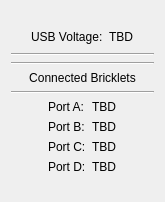
Before: the Qt Designer form src/brickv/plugin_system/plugins/hat_zero/ui/hat_zero.ui in Tinkerforge/brickv, drawn with Qt 5.
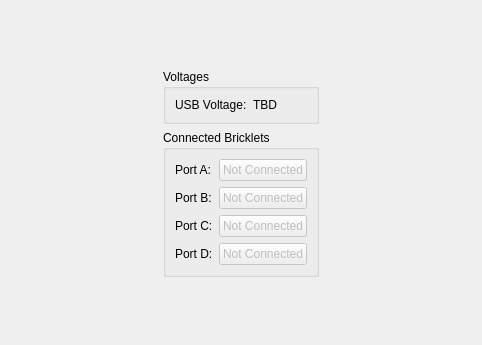
After: the same form once the commit is applied.

Commit message: hat(-zero): Use group boxes and buttons for connected Bricklets

Patch:
```diff
--- a/src/brickv/plugin_system/plugins/hat_zero/ui/hat_zero.ui
+++ b/src/brickv/plugin_system/plugins/hat_zero/ui/hat_zero.ui
@@ -6,14 +6,14 @@
    <rect>
     <x>0</x>
     <y>0</y>
-    <width>165</width>
-    <height>202</height>
+    <width>482</width>
+    <height>345</height>
    </rect>
   </property>
   <property name="windowTitle">
    <string>Form</string>
   </property>
-  <layout class="QHBoxLayout" name="horizontalLayout_3">
+  <layout class="QHBoxLayout" name="horizontalLayout">
    <item>
     <spacer name="horizontalSpacer">
      <property name="orientation">
@@ -43,173 +43,112 @@
       </spacer>
      </item>
      <item>
-      <layout class="QHBoxLayout" name="horizontalLayout_4">
-       <item>
-        <spacer name="horizontalSpacer_4">
-         <property name="orientation">
-          <enum>Qt::Horizontal</enum>
-         </property>
-         <property name="sizeHint" stdset="0">
-          <size>
-           <width>40</width>
-           <height>20</height>
-          </size>
-         </property>
-        </spacer>
-       </item>
+      <widget class="QGroupBox" name="groupBox">
+       <property name="title">
+        <string>Voltages</string>
+       </property>
+       <layout class="QVBoxLayout" name="verticalLayout">
        <item>
+         <layout class="QGridLayout" name="gridLayout">
+          <item row="0" column="0">
         <widget class="QLabel" name="label">
          <property name="text">
           <string>USB Voltage:</string>
          </property>
         </widget>
        </item>
-       <item>
+          <item row="0" column="1">
         <widget class="QLabel" name="label_usb_voltage">
          <property name="text">
           <string>TBD</string>
          </property>
         </widget>
        </item>
-       <item>
-        <spacer name="horizontalSpacer_3">
-         <property name="orientation">
-          <enum>Qt::Horizontal</enum>
-         </property>
-         <property name="sizeHint" stdset="0">
-          <size>
-           <width>40</width>
-           <height>20</height>
-          </size>
-         </property>
-        </spacer>
-       </item>
-      </layout>
-     </item>
-     <item>
-      <widget class="Line" name="line">
-       <property name="orientation">
-        <enum>Qt::Horizontal</enum>
-       </property>
+         </layout>
+        </item>
+       </layout>
       </widget>
      </item>
      <item>
-      <widget class="Line" name="line_4">
-       <property name="orientation">
-        <enum>Qt::Horizontal</enum>
-       </property>
-      </widget>
-     </item>
-     <item>
-      <layout class="QHBoxLayout" name="horizontalLayout_2">
-       <item>
-        <widget class="QLabel" name="label_22">
-         <property name="text">
+      <widget class="QGroupBox" name="groupBox_2">
+       <property name="title">
           <string>Connected Bricklets</string>
          </property>
-         <property name="alignment">
-          <set>Qt::AlignCenter</set>
-         </property>
-        </widget>
-       </item>
-      </layout>
-     </item>
-     <item>
-      <widget class="Line" name="line_2">
-       <property name="orientation">
-        <enum>Qt::Horizontal</enum>
-       </property>
-      </widget>
-     </item>
-     <item>
-      <layout class="QHBoxLayout" name="horizontalLayout">
-       <item>
-        <spacer name="horizontalSpacer_5">
-         <property name="orientation">
-          <enum>Qt::Horizontal</enum>
-         </property>
-         <property name="sizeHint" stdset="0">
-          <size>
-           <width>40</width>
-           <height>20</height>
-          </size>
-         </property>
-        </spacer>
-       </item>
+       <layout class="QVBoxLayout" name="verticalLayout_3">
        <item>
         <layout class="QGridLayout" name="gridLayout_4">
-         <item row="2" column="0">
+          <item row="0" column="0">
           <widget class="QLabel" name="label_8">
            <property name="text">
             <string>Port A:</string>
            </property>
           </widget>
          </item>
-         <item row="3" column="0">
+          <item row="1" column="0">
           <widget class="QLabel" name="label_9">
            <property name="text">
             <string>Port B:</string>
            </property>
           </widget>
          </item>
-         <item row="4" column="0">
+          <item row="2" column="0">
           <widget class="QLabel" name="label_14">
            <property name="text">
             <string>Port C:</string>
            </property>
           </widget>
          </item>
-         <item row="5" column="0">
+          <item row="3" column="0">
           <widget class="QLabel" name="label_16">
            <property name="text">
             <string>Port D:</string>
            </property>
           </widget>
          </item>
+          <item row="0" column="1">
+           <widget class="QPushButton" name="port_a">
+            <property name="enabled">
+             <bool>false</bool>
+            </property>
+            <property name="text">
+             <string>Not Connected</string>
+            </property>
+           </widget>
+          </item>
+          <item row="1" column="1">
+           <widget class="QPushButton" name="port_b">
+            <property name="enabled">
+             <bool>false</bool>
+            </property>
+            <property name="text">
+             <string>Not Connected</string>
+            </property>
+           </widget>
+          </item>
          <item row="2" column="1">
-          <widget class="QLabel" name="port_a">
+           <widget class="QPushButton" name="port_c">
+            <property name="enabled">
+             <bool>false</bool>
+            </property>
            <property name="text">
-            <string>TBD</string>
+             <string>Not Connected</string>
            </property>
           </widget>
          </item>
          <item row="3" column="1">
-          <widget class="QLabel" name="port_b">
-           <property name="text">
-            <string>TBD</string>
-           </property>
-          </widget>
-         </item>
-         <item row="4" column="1">
-          <widget class="QLabel" name="port_c">
+           <widget class="QPushButton" name="port_d">
+            <property name="enabled">
+             <bool>false</bool>
+            </property>
            <property name="text">
-            <string>TBD</string>
+             <string>Not Connected</string>
            </property>
           </widget>
          </item>
-         <item row="5" column="1">
-          <widget class="QLabel" name="port_d">
-           <property name="text">
-            <string>TBD</string>
-           </property>
-          </widget>
-         </item>
-        </layout>
-       </item>
-       <item>
-        <spacer name="horizontalSpacer_6">
-         <property name="orientation">
-          <enum>Qt::Horizontal</enum>
-         </property>
-         <property name="sizeHint" stdset="0">
-          <size>
-           <width>40</width>
-           <height>20</height>
-          </size>
-         </property>
-        </spacer>
-       </item>
-      </layout>
+         </layout>
+        </item>
+       </layout>
+      </widget>
      </item>
      <item>
       <spacer name="verticalSpacer_2">
```
Lines whose indentation alone changed are shown as unchanged. The commit also changes 3 other files.
